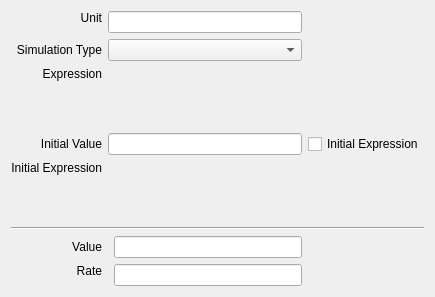
Qt form copasi/UI/CQModelValue.ui (copasi/COPASI) before a commit.
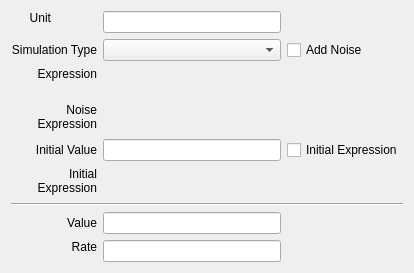
The same form after that commit. Custom widgets are drawn as their Qt base class.

Commit message: Implemented GUI for adding noise to ODEs and reactions.

Patch:
```diff
--- a/copasi/UI/CQModelValue.ui
+++ b/copasi/UI/CQModelValue.ui
@@ -21,8 +21,8 @@
    <rect>
     <x>0</x>
     <y>0</y>
-    <width>421</width>
-    <height>279</height>
+    <width>400</width>
+    <height>253</height>
    </rect>
   </property>
   <property name="sizePolicy">
@@ -35,8 +35,8 @@
    <string>Global Quantity</string>
   </property>
   <layout class="QGridLayout" name="gridLayout">
-   <item row="2" column="0" colspan="2">
-    <widget class="QLabel" name="mpLblExpression">
+   <item row="0" column="0">
+    <widget class="QLabel" name="mpLblUnit">
      <property name="sizePolicy">
       <sizepolicy hsizetype="Preferred" vsizetype="Minimum">
        <horstretch>0</horstretch>
@@ -44,7 +44,7 @@
       </sizepolicy>
      </property>
      <property name="text">
-      <string>Expression</string>
+      <string>Unit</string>
      </property>
      <property name="alignment">
       <set>Qt::AlignRight|Qt::AlignTop|Qt::AlignTrailing</set>
@@ -54,42 +54,6 @@
      </property>
     </widget>
    </item>
-   <item row="3" column="4">
-    <widget class="QCheckBox" name="mpBoxUseInitialExpression">
-     <property name="text">
-      <string>Initial Expression</string>
-     </property>
-    </widget>
-   </item>
-   <item row="4" column="0" colspan="2">
-    <widget class="QLabel" name="mpLblInitialExpression">
-     <property name="sizePolicy">
-      <sizepolicy hsizetype="Preferred" vsizetype="Minimum">
-       <horstretch>0</horstretch>
-       <verstretch>0</verstretch>
-      </sizepolicy>
-     </property>
-     <property name="text">
-      <string>Initial Expression</string>
-     </property>
-     <property name="alignment">
-      <set>Qt::AlignRight|Qt::AlignTop|Qt::AlignTrailing</set>
-     </property>
-     <property name="wordWrap">
-      <bool>false</bool>
-     </property>
-    </widget>
-   </item>
-   <item row="1" column="2" colspan="2">
-    <widget class="QComboBox" name="mpComboBoxType">
-     <property name="sizePolicy">
-      <sizepolicy hsizetype="MinimumExpanding" vsizetype="Fixed">
-       <horstretch>0</horstretch>
-       <verstretch>0</verstretch>
-      </sizepolicy>
-     </property>
-    </widget>
-   </item>
    <item row="0" column="2" colspan="2">
     <widget class="QLineEdit" name="mpEditUnits">
      <property name="sizePolicy">
@@ -122,64 +86,154 @@
      </property>
     </widget>
    </item>
-   <item row="3" column="0" colspan="2">
-    <widget class="QLabel" name="mpLblInitialValue">
+   <item row="1" column="4">
+    <widget class="QCheckBox" name="mpBoxAddNoise">
+     <property name="text">
+      <string>Add Noise</string>
+     </property>
+    </widget>
+   </item>
+   <item row="2" column="0" colspan="2">
+    <widget class="QLabel" name="mpLblExpression">
      <property name="sizePolicy">
-      <sizepolicy hsizetype="Preferred" vsizetype="Preferred">
+      <sizepolicy hsizetype="Preferred" vsizetype="Minimum">
        <horstretch>0</horstretch>
        <verstretch>0</verstretch>
       </sizepolicy>
      </property>
      <property name="text">
-      <string>Initial Value</string>
+      <string>Expression</string>
      </property>
      <property name="alignment">
-      <set>Qt::AlignRight|Qt::AlignTrailing|Qt::AlignVCenter</set>
+      <set>Qt::AlignRight|Qt::AlignTop|Qt::AlignTrailing</set>
      </property>
      <property name="wordWrap">
       <bool>false</bool>
      </property>
     </widget>
    </item>
-   <item row="6" column="3">
-    <widget class="QLineEdit" name="mpEditCurrentValue">
-     <property name="sizePolicy">
-      <sizepolicy hsizetype="MinimumExpanding" vsizetype="Preferred">
-       <horstretch>0</horstretch>
-       <verstretch>0</verstretch>
-      </sizepolicy>
-     </property>
-     <property name="readOnly">
-      <bool>true</bool>
-     </property>
-    </widget>
-   </item>
-   <item row="2" column="3" colspan="2">
+   <item row="2" column="2" colspan="3">
     <widget class="CQExpressionMmlStackedWidget" name="mpExpressionEMW">
      <property name="minimumSize">
       <size>
-       <width>310</width>
-       <height>60</height>
+       <width>300</width>
+       <height>30</height>
       </size>
      </property>
      <widget class="QWidget" name="page"/>
      <widget class="QWidget" name="page_2"/>
     </widget>
    </item>
-   <item row="8" column="3">
-    <spacer name="verticalSpacer">
-     <property name="orientation">
-      <enum>Qt::Vertical</enum>
+   <item row="3" column="0" colspan="2">
+    <widget class="QLabel" name="mpLblNoiseExpression">
+     <property name="sizePolicy">
+      <sizepolicy hsizetype="Preferred" vsizetype="Minimum">
+       <horstretch>0</horstretch>
+       <verstretch>0</verstretch>
+      </sizepolicy>
      </property>
-     <property name="sizeHint" stdset="0">
+     <property name="text">
+      <string>Noise
+Expression</string>
+     </property>
+     <property name="alignment">
+      <set>Qt::AlignRight|Qt::AlignTop|Qt::AlignTrailing</set>
+     </property>
+     <property name="wordWrap">
+      <bool>false</bool>
+     </property>
+    </widget>
+   </item>
+   <item row="3" column="2" colspan="3">
+    <widget class="CQExpressionMmlStackedWidget" name="mpNoiseExpressionWidget">
+     <property name="sizePolicy">
+      <sizepolicy hsizetype="Preferred" vsizetype="Preferred">
+       <horstretch>0</horstretch>
+       <verstretch>0</verstretch>
+      </sizepolicy>
+     </property>
+     <property name="minimumSize">
       <size>
-       <width>20</width>
-       <height>40</height>
+       <width>300</width>
+       <height>30</height>
       </size>
      </property>
-    </spacer>
+     <property name="currentIndex">
+      <number>1</number>
+     </property>
+     <widget class="QWidget" name="page_5"/>
+     <widget class="QWidget" name="page_6"/>
+    </widget>
    </item>
-   <item row="5" column="0" colspan="5">
+   <item row="4" column="0" colspan="2">
+    <widget class="QLabel" name="mpLblInitialValue">
+     <property name="sizePolicy">
+      <sizepolicy hsizetype="Preferred" vsizetype="Preferred">
+       <horstretch>0</horstretch>
+       <verstretch>0</verstretch>
+      </sizepolicy>
+     </property>
+     <property name="text">
+      <string>Initial Value</string>
+     </property>
+     <property name="alignment">
+      <set>Qt::AlignRight|Qt::AlignTrailing|Qt::AlignVCenter</set>
+     </property>
+     <property name="wordWrap">
+      <bool>false</bool>
+     </property>
+    </widget>
+   </item>
+   <item row="4" column="2" colspan="2">
+    <widget class="QLineEdit" name="mpEditInitialValue">
+     <property name="sizePolicy">
+      <sizepolicy hsizetype="MinimumExpanding" vsizetype="Preferred">
+       <horstretch>0</horstretch>
+       <verstretch>0</verstretch>
+      </sizepolicy>
+     </property>
+    </widget>
+   </item>
+   <item row="4" column="4">
+    <widget class="QCheckBox" name="mpBoxUseInitialExpression">
+     <property name="text">
+      <string>Initial Expression</string>
+     </property>
+    </widget>
+   </item>
+   <item row="5" column="0" colspan="2">
+    <widget class="QLabel" name="mpLblInitialExpression">
+     <property name="sizePolicy">
+      <sizepolicy hsizetype="Preferred" vsizetype="Minimum">
+       <horstretch>0</horstretch>
+       <verstretch>0</verstretch>
+      </sizepolicy>
+     </property>
+     <property name="text">
+      <string>Initial
+Expression</string>
+     </property>
+     <property name="alignment">
+      <set>Qt::AlignRight|Qt::AlignTop|Qt::AlignTrailing</set>
+     </property>
+     <property name="wordWrap">
+      <bool>false</bool>
+     </property>
+    </widget>
+   </item>
+   <item row="5" column="2" colspan="3">
+    <widget class="CQExpressionMmlStackedWidget" name="mpInitialExpressionEMW">
+     <property name="minimumSize">
+      <size>
+       <width>300</width>
+       <height>30</height>
+      </size>
+     </property>
+     <widget class="QWidget" name="page_3"/>
+     <widget class="QWidget" name="page_4"/>
+    </widget>
+   </item>
+   <item row="6" column="0" colspan="5">
     <widget class="Line" name="mpLine1">
      <property name="frameShape">
       <enum>QFrame::HLine</enum>
@@ -189,42 +243,7 @@
      </property>
     </widget>
    </item>
-   <item row="7" column="3">
-    <widget class="QLineEdit" name="mpEditRate">
-     <property name="sizePolicy">
-      <sizepolicy hsizetype="MinimumExpanding" vsizetype="Preferred">
-       <horstretch>0</horstretch>
-       <verstretch>0</verstretch>
-      </sizepolicy>
-     </property>
-     <property name="readOnly">
-      <bool>true</bool>
-     </property>
-    </widget>
-   </item>
-   <item row="4" column="3" colspan="2">
-    <widget class="CQExpressionMmlStackedWidget" name="mpInitialExpressionEMW">
-     <property name="minimumSize">
-      <size>
-       <width>310</width>
-       <height>60</height>
-      </size>
-     </property>
-     <widget class="QWidget" name="page_3"/>
-     <widget class="QWidget" name="page_4"/>
-    </widget>
-   </item>
-   <item row="3" column="2" colspan="2">
-    <widget class="QLineEdit" name="mpEditInitialValue">
-     <property name="sizePolicy">
-      <sizepolicy hsizetype="MinimumExpanding" vsizetype="Preferred">
-       <horstretch>0</horstretch>
-       <verstretch>0</verstretch>
-      </sizepolicy>
-     </property>
-    </widget>
-   </item>
-   <item row="6" column="0" colspan="2">
+   <item row="7" column="1">
     <widget class="QLabel" name="mpLblValue">
      <property name="sizePolicy">
       <sizepolicy hsizetype="Preferred" vsizetype="Preferred">
@@ -243,7 +262,20 @@
      </property>
     </widget>
    </item>
-   <item row="7" column="0" colspan="2">
+   <item row="7" column="2" colspan="2">
+    <widget class="QLineEdit" name="mpEditCurrentValue">
+     <property name="sizePolicy">
+      <sizepolicy hsizetype="MinimumExpanding" vsizetype="Preferred">
+       <horstretch>0</horstretch>
+       <verstretch>0</verstretch>
+      </sizepolicy>
+     </property>
+     <property name="readOnly">
+      <bool>true</bool>
+     </property>
+    </widget>
+   </item>
+   <item row="8" column="1">
     <widget class="QLabel" name="mpLblRate">
      <property name="sizePolicy">
       <sizepolicy hsizetype="Preferred" vsizetype="Preferred">
@@ -262,22 +294,39 @@
      </property>
     </widget>
    </item>
-   <item row="0" column="0" colspan="2">
-    <widget class="QLabel" name="mpLblUnit">
+   <item row="8" column="2" colspan="2">
+    <widget class="QLineEdit" name="mpEditRate">
      <property name="sizePolicy">
-      <sizepolicy hsizetype="Preferred" vsizetype="Minimum">
+      <sizepolicy hsizetype="MinimumExpanding" vsizetype="Preferred">
        <horstretch>0</horstretch>
        <verstretch>0</verstretch>
       </sizepolicy>
      </property>
-     <property name="text">
-      <string>Unit</string>
+     <property name="readOnly">
+      <bool>true</bool>
      </property>
-     <property name="alignment">
-      <set>Qt::AlignRight|Qt::AlignTop|Qt::AlignTrailing</set>
+    </widget>
+   </item>
+   <item row="9" column="3">
+    <spacer name="verticalSpacer">
+     <property name="orientation">
+      <enum>Qt::Vertical</enum>
      </property>
-     <property name="wordWrap">
-      <bool>false</bool>
+     <property name="sizeHint" stdset="0">
+      <size>
+       <width>20</width>
+       <height>40</height>
+      </size>
+     </property>
+    </spacer>
+   </item>
+   <item row="1" column="2" colspan="2">
+    <widget class="QComboBox" name="mpComboBoxType">
+     <property name="sizePolicy">
+      <sizepolicy hsizetype="MinimumExpanding" vsizetype="Fixed">
+       <horstretch>0</horstretch>
+       <verstretch>0</verstretch>
+      </sizepolicy>
      </property>
     </widget>
    </item>
```
Left out of the diff: 16 changed lines with no effect on the pictures. The commit also changes 26 other files.
